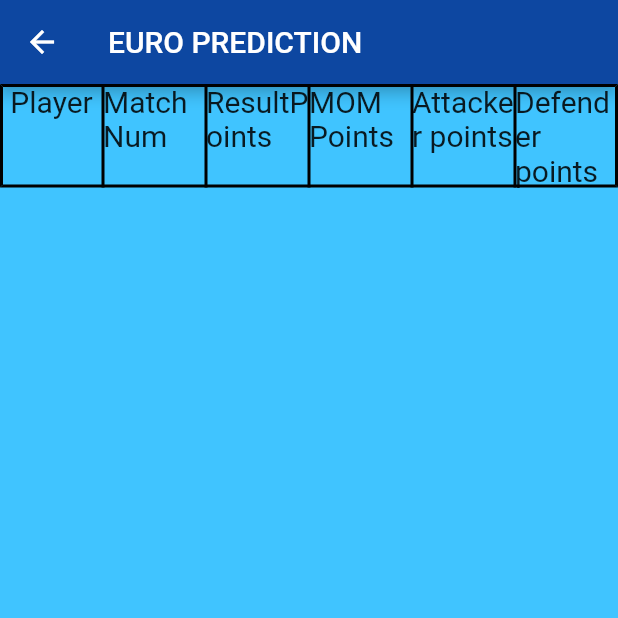
After one commit to shyamkg165/euro_prediction, a Flutter app: the ShowPointsScreen screen opened directly, on a phone screen of 412 x 824 dp, the top half of it. The commit adds this screen. Run offline on Flutter 3.47's test engine with Material 2 defaults, Android fonts, the phone set to English and light mode, and no system bars; our stand-ins replace animated_text_kit, cloud_firestore, firebase_auth, firebase_core, modal_progress_hud; accounts and stored records are empty.

Commit message:
Addded show points screen. Points secured by players will be shown in a table

```diff
--- /dev/null
+++ b/lib/screens/show_points_screen.dart
@@ -0,0 +1,139 @@
+import 'package:flutter/material.dart';
+import 'package:Euro_prediction/functions/calculate_write_points.dart';
+
+int matchNum;
+String playerId;
+String matchResult;
+String manOfMatch;
+String bestAttacker;
+String bestDefender;
+
+class ShowPointsScreen extends StatefulWidget {
+  ShowPointsScreen({@required this.matchNum, @required this.playerMatchPoints});
+
+  static const String id = 'show_points_screen';
+  final int matchNum;
+  final List<PlayerMatchPoints> playerMatchPoints;
+
+  @override
+  _ShowPointsScreenState createState() => _ShowPointsScreenState();
+}
+
+class _ShowPointsScreenState extends State<ShowPointsScreen> {
+  @override
+  void initState() {
+    // TODO: implement initState
+
+    setState(() {});
+    super.initState();
+  }
+
+  @override
+  Widget build(BuildContext context) {
+    return Scaffold(
+      appBar: AppBar(
+        title: Text('EURO PREDICTION'),
+        backgroundColor: Colors.blue[900],
+      ),
+      backgroundColor: Colors.lightBlueAccent,
+      body: Container(
+        //child: ListView(children: widget.predictions),
+        child: Column(
+          children: <Widget>[
+            Container(
+              child: Table(
+                border: TableBorder.all(
+                    color: Colors.black, style: BorderStyle.solid, width: 2),
+                children: [
+                  TableRow(children: [
+                    Column(
+                      children: [
+                        Text('Player', style: TextStyle(fontSize: 20.0))
+                      ],
+                    ),
+                    Column(
+                      children: [
+                        Text('MatchNum', style: TextStyle(fontSize: 20.0))
+                      ],
+                    ),
+                    Column(
+                      children: [
+                        Text('ResultPoints', style: TextStyle(fontSize: 20.0))
+                      ],
+                    ),
+                    Column(
+                      children: [
+                        Text('MOM Points', style: TextStyle(fontSize: 20.0))
+                      ],
+                    ),
+                    Column(
+                      children: [
+                        Text('Attacker points',
+                            style: TextStyle(fontSize: 20.0))
+                      ],
+                    ),
+                    Column(
+                      children: [
+                        Text('Defender points',
+                            style: TextStyle(fontSize: 20.0))
+                      ],
+                    ),
+                  ]),
+                  for (var playerMatchPoints in widget.playerMatchPoints)
+
+                      TableRow(
+                        children: [
+                          Column(
+                            children: [
+                              Text(playerMatchPoints.playerID,
+                                  style: TextStyle(fontSize: 20.0))
+                            ],
+                          ),
+                          Column(
+                            children: [
+                              Text(widget.matchNum.toString(),
+                                  style: TextStyle(fontSize: 20.0))
+                            ],
+                          ),
+                          Column(
+                            children: [
+                              Text(
+                                  playerMatchPoints.playerResultPoints
+                                      .toString(),
+                                  style: TextStyle(fontSize: 20.0))
+                            ],
+                          ),
+                          Column(
+                            children: [
+                              Text(playerMatchPoints.playerMomPoints.toString(),
+                                  style: TextStyle(fontSize: 20.0))
+                            ],
+                          ),
+                          Column(
+                            children: [
+                              Text(
+                                  playerMatchPoints.playerAttackerPoints
+                                      .toString(),
+                                  style: TextStyle(fontSize: 20.0))
+                            ],
+                          ),
+                          Column(
+                            children: [
+                              Text(
+                                  playerMatchPoints.playerDefenderPoints
+                                      .toString(),
+                                  style: TextStyle(fontSize: 20.0))
+                            ],
+                          ),
+                        ],
+                      ),
+
+                ],
+              ),
+            )
+          ],
+        ),
+      ),
+    );
+  }
+}
```
Also changed, not shown: lib/display/match_display.dart (+46 -14 lines), lib/functions/calculate_write_points.dart (+11 -24 lines), lib/screens/update_result_screen.dart (+6 -1 lines).
